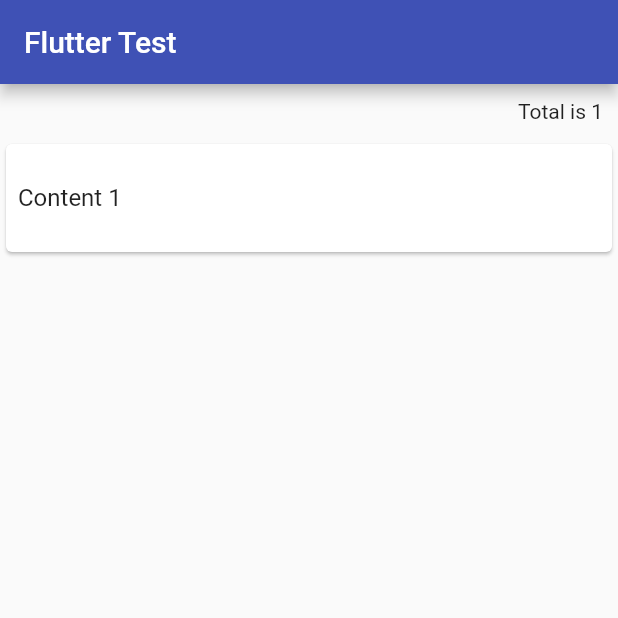
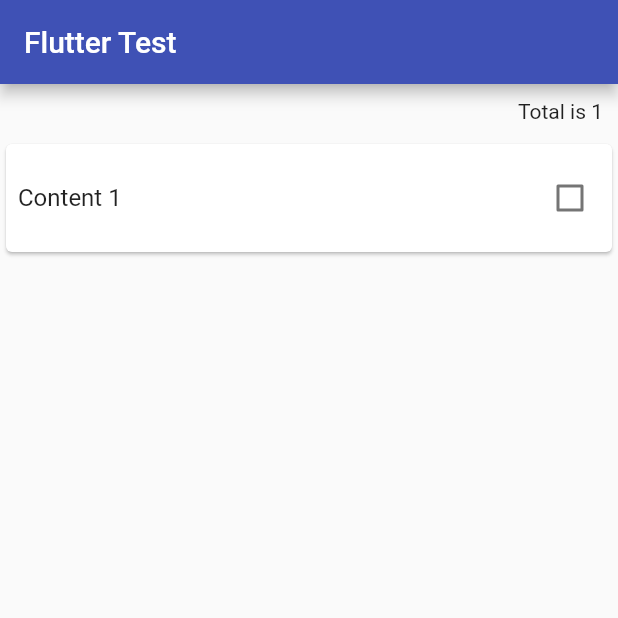
Before and after one commit to JohanAdam/CatCal, a Flutter app: the screen it shows after launch, after a tap on the "add" icon, on a phone screen of 412 x 824 dp, the top half of it. Run offline on Flutter 3.47's test engine with Material 2 defaults, Android fonts, the phone set to English and light mode, and no system bars; our stand-ins replace sqflite; accounts and stored records are empty.

Commit message:
-Add checkable list item and checkable logic.

```diff
--- a/lib/main.dart
+++ b/lib/main.dart
@@ -147,9 +147,18 @@
             });
           },
           child: Card(
-              child: ListTile(
-            contentPadding: const EdgeInsets.all(8.0),
-            title: Text(snapshot.data![index].content)
+            child: CheckboxListTile(
+              contentPadding: const EdgeInsets.all(8.0),
+              title: Text(snapshot.data![index].content),
+              onChanged: (bool? value) async {
+                var item = snapshot.data![index];
+                item.isCheck = value == true ? 1 : 0;
+                await handler.updateContent(item);
+                setState(() {
+                  print('Settled');
+                });
+               },
+              value: snapshot.data![index].isCheck == 0 ? false : true,
           )),
         );
       },
--- a/lib/model/Item.dart
+++ b/lib/model/Item.dart
@@ -1,8 +1,8 @@
 class Item {
 
-  final int? id;
-  final String content;
-  final int isCheck;
+  int? id;
+  String content;
+  int isCheck;
 
   Item({
     this.id,
```
Also changed, not shown: lib/DatabaseHandler.dart (+9 -0 lines).
